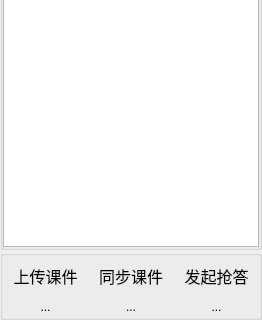
Qt form QtClassClient/coursewarewidget.ui (ideallx/serveree) before a commit; both pictures show x 0 to 262 and y 331 to 651 of the 262 by 651 pixel window.
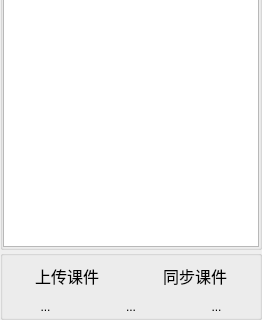
The same form after that commit. Icons and pictures are not drawn. Custom widgets are drawn as their Qt base class.

Commit message: decoup race as a single module

```diff
--- a/QtClassClient/coursewarewidget.ui
+++ b/QtClassClient/coursewarewidget.ui
@@ -297,43 +297,6 @@
           </property>
          </widget>
         </item>
-        <item>
-         <widget class="QToolButton" name="tbRace">
-          <property name="sizePolicy">
-           <sizepolicy hsizetype="Expanding" vsizetype="Fixed">
-            <horstretch>0</horstretch>
-            <verstretch>0</verstretch>
-           </sizepolicy>
-          </property>
-          <property name="minimumSize">
-           <size>
-            <width>0</width>
-            <height>40</height>
-           </size>
-          </property>
-          <property name="font">
-           <font>
-            <family>微软雅黑</family>
-            <pointsize>12</pointsize>
-           </font>
-          </property>
-          <property name="toolTip">
-           <string>&lt;html&gt;&lt;head/&gt;&lt;body&gt;&lt;p&gt;老师让学生抢答获取屏幕写权限&lt;/p&gt;&lt;/body&gt;&lt;/html&gt;</string>
-          </property>
-          <property name="styleSheet">
-           <string notr="true"/>
-          </property>
-          <property name="text">
-           <string>发起抢答</string>
-          </property>
-          <property name="toolButtonStyle">
-           <enum>Qt::ToolButtonTextOnly</enum>
-          </property>
-          <property name="autoRaise">
-           <bool>true</bool>
-          </property>
-         </widget>
-        </item>
        </layout>
       </item>
       <item>
```
The commit also changes 41 other files.
